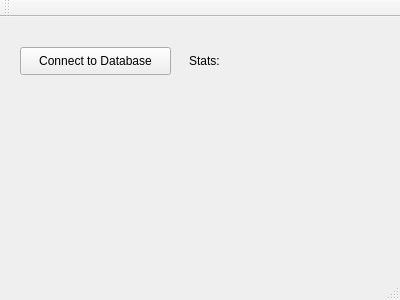
Before: the Qt Designer form mainwindow.ui in Immac/TeoriaDB, drawn with Qt 5.
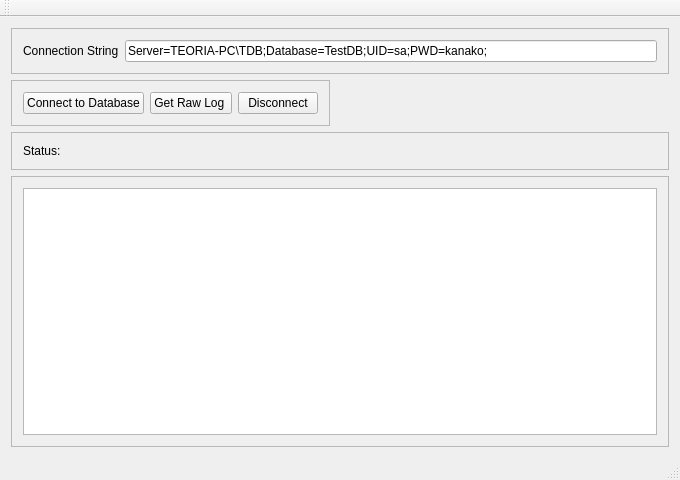
After: the same form once the commit is applied.

Patch:
```diff
--- a/mainwindow.ui
+++ b/mainwindow.ui
@@ -6,40 +6,142 @@
    <rect>
     <x>0</x>
     <y>0</y>
-    <width>400</width>
-    <height>300</height>
+    <width>680</width>
+    <height>480</height>
    </rect>
   </property>
+  <property name="sizePolicy">
+   <sizepolicy hsizetype="Minimum" vsizetype="Minimum">
+    <horstretch>0</horstretch>
+    <verstretch>0</verstretch>
+   </sizepolicy>
+  </property>
+  <property name="minimumSize">
+   <size>
+    <width>640</width>
+    <height>480</height>
+   </size>
+  </property>
   <property name="windowTitle">
    <string>MainWindow</string>
   </property>
   <widget class="QWidget" name="centralWidget">
-   <widget class="QPushButton" name="pb_connect">
-    <property name="geometry">
-     <rect>
-      <x>20</x>
-      <y>30</y>
-      <width>151</width>
-      <height>28</height>
-     </rect>
-    </property>
-    <property name="text">
-     <string>Connect to Database</string>
-    </property>
-   </widget>
-   <widget class="QLabel" name="lbStatus">
-    <property name="geometry">
-     <rect>
-      <x>189</x>
-      <y>36</y>
-      <width>191</width>
-      <height>16</height>
-     </rect>
-    </property>
-    <property name="text">
-     <string>Stats:</string>
-    </property>
-   </widget>
+   <layout class="QVBoxLayout" name="verticalLayout_3">
+    <item>
+     <widget class="QFrame" name="frameConnectionString">
+      <property name="frameShape">
+       <enum>QFrame::StyledPanel</enum>
+      </property>
+      <property name="frameShadow">
+       <enum>QFrame::Raised</enum>
+      </property>
+      <layout class="QHBoxLayout" name="horizontalLayout">
+       <item>
+        <widget class="QLabel" name="lbConectionString">
+         <property name="toolTip">
+          <string/>
+         </property>
+         <property name="text">
+          <string>Connection String</string>
+         </property>
+        </widget>
+       </item>
+       <item>
+        <widget class="QLineEdit" name="leConnectionString">
+         <property name="text">
+          <string>Server=TEORIA-PC\TDB;Database=TestDB;UID=sa;PWD=kanako;</string>
+         </property>
+        </widget>
+       </item>
+      </layout>
+     </widget>
+    </item>
+    <item alignment="Qt::AlignLeft">
+     <widget class="QFrame" name="frameButtons">
+      <property name="frameShape">
+       <enum>QFrame::StyledPanel</enum>
+      </property>
+      <property name="frameShadow">
+       <enum>QFrame::Raised</enum>
+      </property>
+      <layout class="QHBoxLayout" name="horizontalLayout_2">
+       <item>
+        <widget class="QPushButton" name="pb_connect">
+         <property name="sizePolicy">
+          <sizepolicy hsizetype="Fixed" vsizetype="Fixed">
+           <horstretch>0</horstretch>
+           <verstretch>0</verstretch>
+          </sizepolicy>
+         </property>
+         <property name="text">
+          <string>Connect to Database</string>
+         </property>
+        </widget>
+       </item>
+       <item>
+        <widget class="QPushButton" name="pbRawLog">
+         <property name="sizePolicy">
+          <sizepolicy hsizetype="Fixed" vsizetype="Fixed">
+           <horstretch>0</horstretch>
+           <verstretch>0</verstretch>
+          </sizepolicy>
+         </property>
+         <property name="text">
+          <string>Get Raw Log </string>
+         </property>
+        </widget>
+       </item>
+       <item>
+        <widget class="QPushButton" name="pbDisconnect">
+         <property name="text">
+          <string>Disconnect</string>
+         </property>
+        </widget>
+       </item>
+      </layout>
+     </widget>
+    </item>
+    <item>
+     <widget class="QFrame" name="frameStatus">
+      <property name="frameShape">
+       <enum>QFrame::StyledPanel</enum>
+      </property>
+      <property name="frameShadow">
+       <enum>QFrame::Raised</enum>
+      </property>
+      <layout class="QVBoxLayout" name="verticalLayout">
+       <item>
+        <widget class="QLabel" name="lbStatus">
+         <property name="text">
+          <string>Status:</string>
+         </property>
+         <property name="wordWrap">
+          <bool>true</bool>
+         </property>
+         <property name="textInteractionFlags">
+          <set>Qt::LinksAccessibleByMouse|Qt::TextSelectableByKeyboard|Qt::TextSelectableByMouse</set>
+         </property>
+        </widget>
+       </item>
+      </layout>
+     </widget>
+    </item>
+    <item>
+     <widget class="QFrame" name="frameConsole">
+      <property name="frameShape">
+       <enum>QFrame::StyledPanel</enum>
+      </property>
+      <property name="frameShadow">
+       <enum>QFrame::Raised</enum>
+      </property>
+      <layout class="QGridLayout" name="gridLayout">
+       <item row="0" column="0">
+        <widget class="QTextBrowser" name="tbConsole"/>
+       </item>
+      </layout>
+     </widget>
+    </item>
+   </layout>
   </widget>
   <widget class="QMenuBar" name="menuBar">
    <property name="geometry">
```
Left out of the diff: 2 changed lines with no effect on the pictures.
